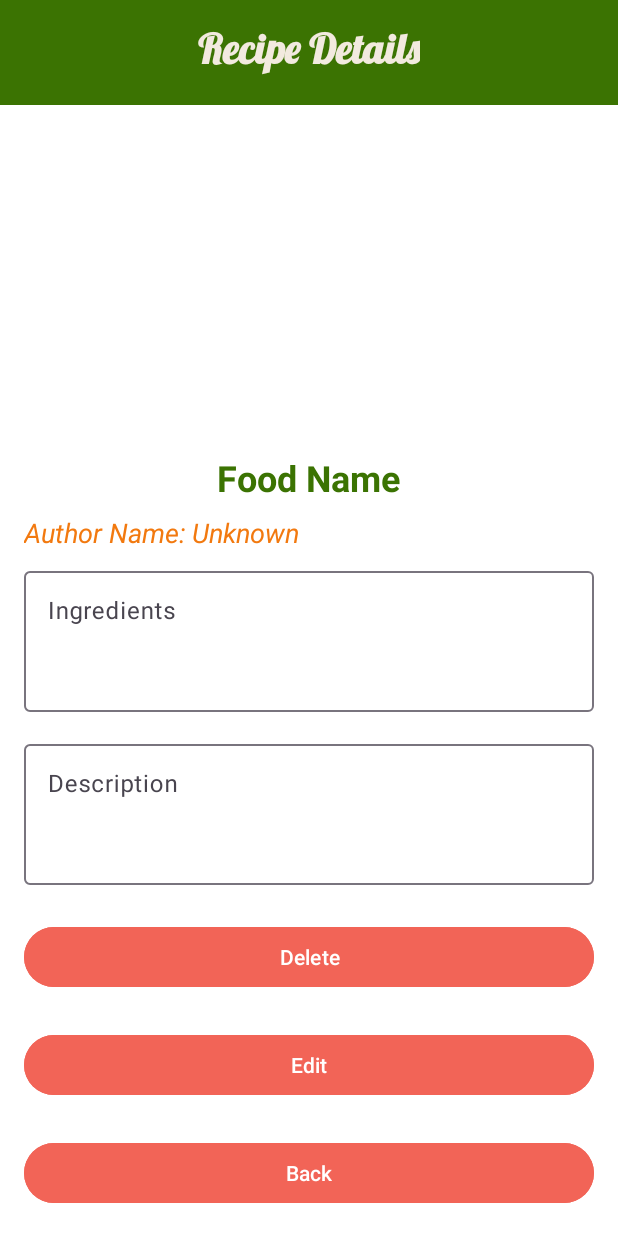
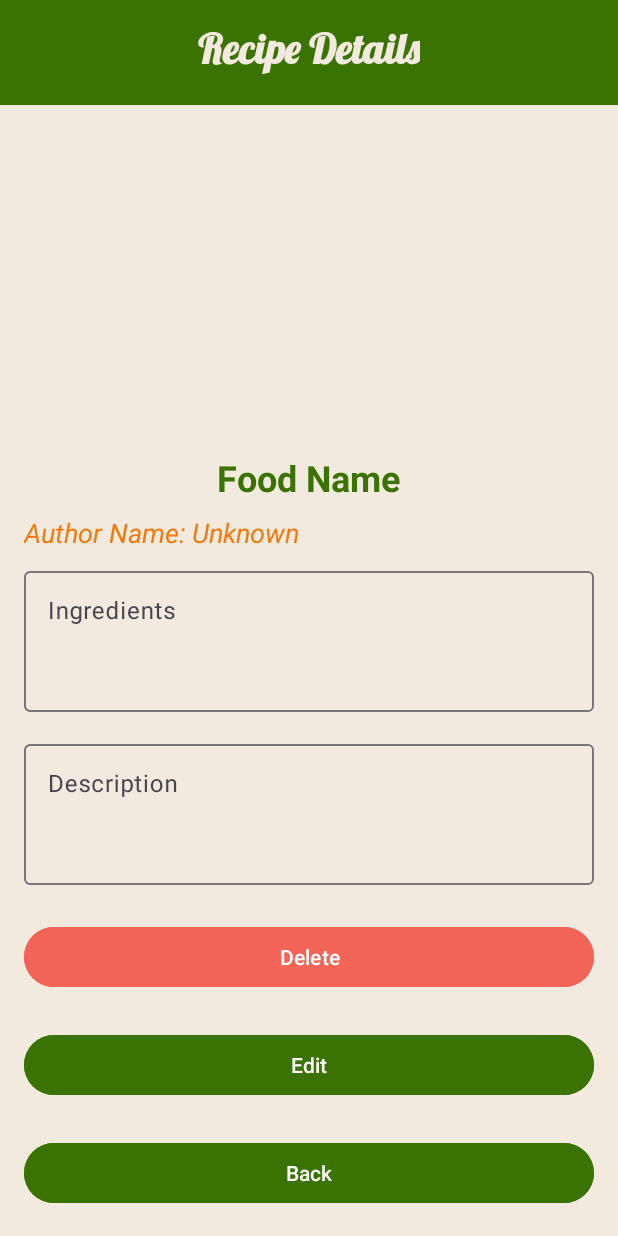
Before and after one commit to artur300/projectRECEPIE, an Android app: the RecipeDetailsFragment screen opened through its navigation route, on a phone screen of 412 x 824 dp. Run offline under Robolectric (Android 15) with nearby library versions, the phone set to English and light mode, and no system bars.

Commit message:
17/12-final

```diff
--- a/app/src/main/java/com/example/ap/AllItemsFragment.kt
+++ b/app/src/main/java/com/example/ap/AllItemsFragment.kt
@@ -45,7 +45,7 @@ private var _binding : AllRecipeListBinding?=null
 
 
 
-        binding.recyclerView.adapter = itemAdapter(ItemManager.items)
+        binding.recyclerView.adapter = ItemAdapter(ItemManager.items)
         binding.recyclerView.layoutManager = GridLayoutManager(requireContext(), 1)
 
     }
--- a/app/src/main/java/com/example/ap/RecipeDetailsFragment.kt
+++ b/app/src/main/java/com/example/ap/RecipeDetailsFragment.kt
@@ -6,39 +6,48 @@ import android.view.LayoutInflater
 import android.view.View
 import android.view.ViewGroup
 import androidx.fragment.app.Fragment
+import com.bumptech.glide.Glide
+import com.example.ap.databinding.RecipeDetailsBinding
 import androidx.navigation.fragment.findNavController
-import com.example.ap.databinding.AddRecipeBinding
-import com.example.ap.databinding.RecipeDetailsBinding
 
-class RecipeDetailsFragment: Fragment() {
+class RecipeDetailsFragment : Fragment() {
 
-    private var _binding : RecipeDetailsBinding?=null
-    private  val binding get() =_binding!!
-    private var imageUri: Uri?=null
+    private var _binding: RecipeDetailsBinding? = null
+    private val binding get() = _binding!!
 
     override fun onCreateView(
         inflater: LayoutInflater,
         container: ViewGroup?,
         savedInstanceState: Bundle?
-    ): View? {
-        _binding=RecipeDetailsBinding.inflate(inflater,container,false)
-        //מהוספת פריט בחזרה לרשימה ראשית
+    ): View {
+        _binding = RecipeDetailsBinding.inflate(inflater, container, false)
+
+        // קבלת המידע מה-Bundle
+        arguments?.let {
+            binding.foodName.text = it.getString("foodName")
+            binding.authorName.text = it.getString("authorName")
+            binding.foodDescription.setText(it.getString("description"))
+            binding.ingredients.setText(it.getString("ingredients"))
+
+            val imageUriString = it.getString("imageUri")
+            val imageUri = imageUriString?.let { Uri.parse(it) }
+            if (imageUri != null) {
+                Glide.with(this)
+                    .load(imageUri)
+                    .into(binding.foodImage)
+            }
+        }
+
+        // כפתור חזרה
         binding.btnBackToCard.setOnClickListener(){
-            findNavController().navigate(R.id.action_recipeDetailsFragment2_to_allItemsFragment)
-        }
-        return binding.root
+            findNavController().navigate(R.id.action_recipeDetailsFragment2_to_allItemsFragment)}
+
+
+            return binding.root
     }
 
-    override fun onViewCreated(view: View, savedInstanceState: Bundle?) {
-        super.onViewCreated(view, savedInstanceState)
+    override fun onDestroyView() {
+        super.onDestroyView()
+        _binding = null
     }
-
-
-    override fun onDestroy() {
-        super.onDestroy()
-
-    }
-
-
-
 }
--- a/app/src/main/res/layout/recipe_details.xml
+++ b/app/src/main/res/layout/recipe_details.xml
@@ -5,7 +5,7 @@
     xmlns:tools="http://schemas.android.com/tools"
     android:layout_width="match_parent"
     android:layout_height="match_parent"
-    android:background="@color/white"
+    android:background="@color/beige"
     tools:context="RecipeDetailsFragment">
 
     <!-- מלבן ירוק עליון -->
@@ -140,7 +140,7 @@
                 android:layout_height="wrap_content"
                 android:text="@string/edit_details"
                 android:layout_marginTop="24dp"
-                android:backgroundTint="@color/coral_red"
+                android:backgroundTint="@color/green"
                 android:textColor="@android:color/white" />
 
             <!-- Back Button -->
@@ -150,7 +150,7 @@
                 android:layout_height="wrap_content"
                 android:text="@string/back_to_card"
                 android:layout_marginTop="24dp"
-                android:backgroundTint="@color/coral_red"
+                android:backgroundTint="@color/green"
                 android:textColor="@android:color/white" />
         </LinearLayout>
     </ScrollView>
--- a/app/src/main/res/navigation/my_nav.xml
+++ b/app/src/main/res/navigation/my_nav.xml
@@ -20,9 +20,9 @@
         <action
             android:id="@+id/action_allItemsFragment_to_recipeDetailsFragment2"
             app:destination="@id/recipeDetailsFragment2"
-            app:enterAnim="@anim/from_left"
-            app:exitAnim="@anim/to_right"
-            app:popEnterAnim="@anim/from_right"
+            app:enterAnim="@anim/from_right"
+            app:exitAnim="@anim/to_left"
+            app:popEnterAnim="@anim/from_left"
             app:popExitAnim="@anim/to_right"
             app:popUpTo="@id/my_nav"
             app:popUpToInclusive="true" />
@@ -49,9 +49,9 @@
         <action
             android:id="@+id/action_recipeDetailsFragment2_to_allItemsFragment"
             app:destination="@id/allItemsFragment"
-            app:enterAnim="@anim/from_right"
-            app:exitAnim="@anim/to_left"
-            app:popEnterAnim="@anim/from_left"
-            app:popExitAnim="@anim/to_right" />
+            app:enterAnim="@anim/from_left"
+            app:exitAnim="@anim/to_right"
+            app:popEnterAnim="@anim/from_right"
+            app:popExitAnim="@anim/to_left" />
     </fragment>
 </navigation>
```
Also changed, not shown: app/src/main/java/com/example/ap/itemAdapter.kt (+41 -22 lines), 1 other file.
